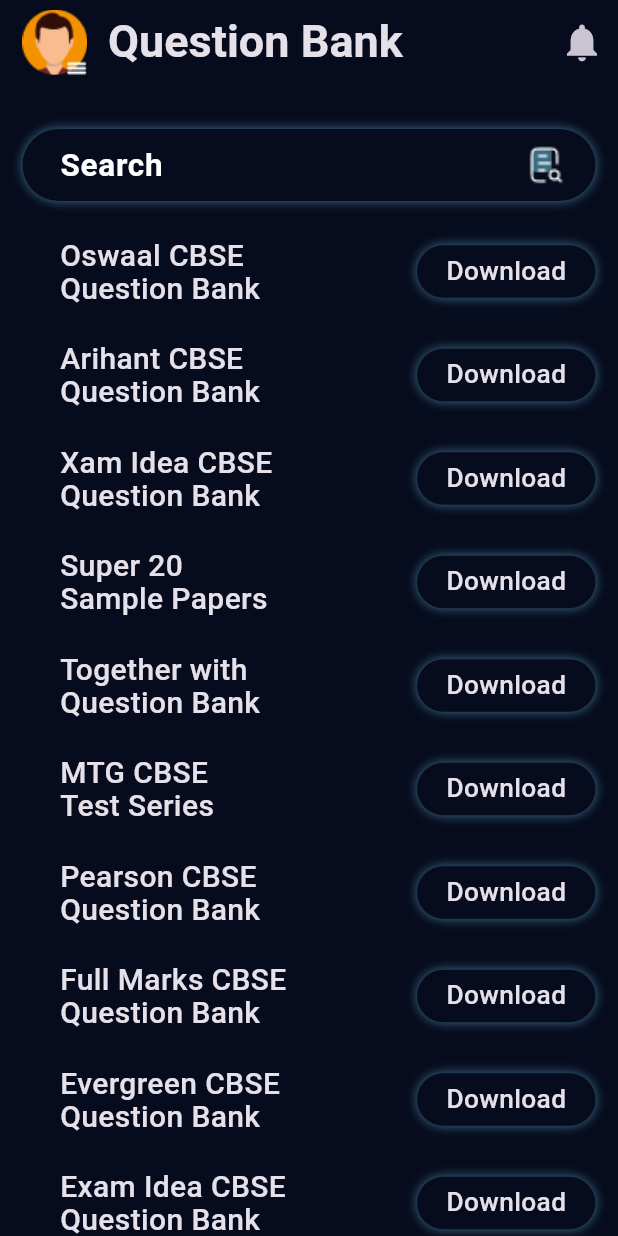
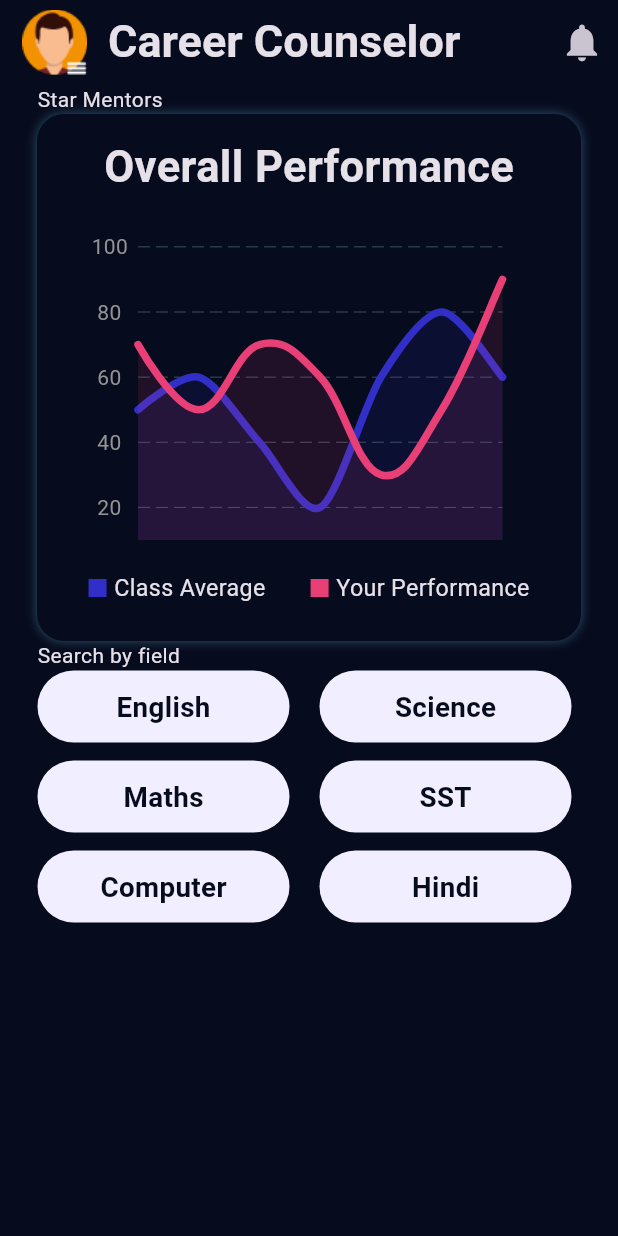
Before and after one commit to SohamXdas/School_ERP_Portal, a Flutter app: the screen it shows after launch, on a phone screen of 412 x 824 dp. Run offline on Flutter 3.47's test engine with Material 3 defaults, Android fonts, the phone set to English and light mode, and no system bars; drawn by our look-alikes of fl_chart; our stand-ins replace flutter_svg.

Commit message:
~Iniciated the start of carrier councilling page

```diff
--- /dev/null
+++ b/lib/carrier_counsilling_page/carrier_counsilling_page.dart
@@ -0,0 +1,284 @@
+import 'package:flutter/material.dart';
+import 'package:student/Global_widgets/buttons.dart';
+import 'package:student/Global_widgets/graphs/performance_graphs.dart';
+import 'package:student/appbar_global/drawer.dart';
+
+class CarrierCounsilling extends StatelessWidget {
+  const CarrierCounsilling({super.key});
+
+  @override
+  Widget build(BuildContext context) {
+    return Scaffold(
+      backgroundColor: const Color.fromRGBO(6, 11, 29, 1),
+      endDrawer: drawer(),
+      appBar: AppBar(
+        forceMaterialTransparency: true,
+        elevation: 0,
+        title: const Text(
+          'Career Counselor',
+          style: TextStyle(fontSize: 30, fontWeight: FontWeight.w600),
+        ),
+        actions: [
+          IconButton(
+            onPressed: () {
+              // TODO: Go to notification page
+            },
+            icon: const Icon(
+              Icons.notifications,
+              size: 30,
+            ),
+          ),
+        ],
+        leading: Builder(
+          builder: (BuildContext context) {
+            return Padding(
+              padding: const EdgeInsets.only(left: 25, right: 8, top: 3),
+              child: IconButton(
+                icon: Transform.scale(
+                  scale: 6.2,
+                  child: Image.asset(
+                    'assets/images/icons/Drawer_icon.png',
+                  ),
+                ),
+                onPressed: () {
+                  Scaffold.of(context).openEndDrawer();
+                },
+              ),
+            );
+          },
+        ),
+      ),
+      body: ListView(
+        children: [
+          Padding(
+            padding: const EdgeInsets.only(left: 25, right: 25),
+            child: Column(
+              crossAxisAlignment: CrossAxisAlignment.start,
+              children: [
+                Text('Star Mentors'),
+                Padding(
+                  padding: const EdgeInsets.only(),
+                  child: Container(
+                    decoration: BoxDecoration(
+                      borderRadius: BorderRadius.circular(18),
+                      boxShadow: const [
+                        BoxShadow(
+                          color: Color.fromRGBO(121, 216, 255, 0.35),
+                          blurRadius: 6,
+                          spreadRadius: 0,
+                          blurStyle: BlurStyle.outer,
+                        )
+                      ],
+                    ),
+                    child: Card(
+                      elevation: 0,
+                      color: const Color.fromRGBO(6, 11, 29, 1),
+                      child: Column(
+                        children: [
+                          const Center(
+                            child: Padding(
+                              padding: EdgeInsets.only(top: 10),
+                              child: Text(
+                                'Overall Performance',
+                                style: TextStyle(
+                                  fontSize: 29,
+                                  fontWeight: FontWeight.w600,
+                                ),
+                              ),
+                            ),
+                          ),
+                          Padding(
+                            padding: const EdgeInsets.only(right: 15),
+                            child: Container(
+                              child: preformance_overview_graph(),
+                            ),
+                          ),
+                          Padding(
+                            padding: const EdgeInsets.only(top: 20, bottom: 20),
+                            child: Row(
+                              mainAxisAlignment: MainAxisAlignment.spaceEvenly,
+                              children: [
+                                Container(
+                                  child: const Padding(
+                                    padding: EdgeInsets.only(left: 0),
+                                    child: Row(
+                                      children: [
+                                        SizedBox(
+                                          height: 12,
+                                          width: 12,
+                                          child: ColoredBox(
+                                            color: Color.fromRGBO(50, 47, 200, 1),
+                                          ),
+                                        ),
+                                        Padding(
+                                          padding: EdgeInsets.only(left: 5),
+                                          child: Text(
+                                            'Class Average',
+                                            style: TextStyle(
+                                              fontSize: 15.5,
+                                            ),
+                                          ),
+                                        ),
+                                      ],
+                                    ),
+                                  ),
+                                ),
+                                Container(
+                                  child: const Padding(
+                                    padding: EdgeInsets.only(right: 0),
+                                    child: Row(
+                                      children: [
+                                        SizedBox(
+                                          height: 12,
+                                          width: 12,
+                                          child: ColoredBox(
+                                            color: Color.fromRGBO(231, 63, 118, 1),
+                                          ),
+                                        ),
+                                        Padding(
+                                          padding: EdgeInsets.only(left: 5),
+                                          child: Text(
+                                            'Your Performance',
+                                            style: TextStyle(
+                                              fontSize: 15.5,
+                                            ),
+                                          ),
+                                        ),
+                                      ],
+                                    ),
+                                  ),
+                                ),
+                              ],
+                            ),
+                          )
+                        ],
+                      ),
+                    ),
+                  ),
+                ),
+                Text('Search by field '),
+                //! NN
+                Column(
+                  mainAxisAlignment: MainAxisAlignment.center,
+                  children: [
+                    Row(
+                      children: [
+                        InkWell(
+                          splashColor: Color.fromARGB(204, 189, 189, 255),
+                          borderRadius: BorderRadius.circular(10),
+                          onTap: () {
+                            //TODO go to detailed marks page
+                          },
+                          child: const Button5(
+                            txt: 'English',
+                            height: 48,
+                            width: 168,
+                            buttonColor: Color.fromRGBO(240, 238, 255, 1),
+                            textColor: Color.fromRGBO(6, 11, 29, 1),
+                          ),
+                        ),
+                        SizedBox(
+                          width: 20,
+                        ),
+                        InkWell(
+                          splashColor: Color.fromARGB(204, 189, 189, 255),
+                          borderRadius: BorderRadius.circular(10),
+                          onTap: () {
+                            //TODO go to detailed marks page
+                          },
+                          child: const Button5(
+                            txt: 'Science',
+                            height: 48,
+                            width: 168,
+                            buttonColor: Color.fromRGBO(240, 238, 255, 1),
+                            textColor: Color.fromRGBO(6, 11, 29, 1),
+                          ),
+                        ),
+                      ],
+                    ),
+                    SizedBox(
+                      height: 12,
+                    ),
+                    Row(
+                      children: [
+                        InkWell(
+                          splashColor: Color.fromARGB(204, 189, 189, 255),
+                          borderRadius: BorderRadius.circular(10),
+                          onTap: () {
+                            //TODO go to detailed marks page
+                          },
+                          child: const Button5(
+                            txt: 'Maths',
+                            height: 48,
+                            width: 168,
+                            buttonColor: Color.fromRGBO(240, 238, 255, 1),
+                            textColor: Color.fromRGBO(6, 11, 29, 1),
+                          ),
+                        ),
+                        SizedBox(
+                          width: 20,
+                        ),
+                        InkWell(
+                          splashColor: Color.fromARGB(204, 189, 189, 255),
+                          borderRadius: BorderRadius.circular(10),
+                          onTap: () {
+                            //TODO go to detailed marks page
+                          },
+                          child: const Button5(
+                            txt: 'SST',
+                            height: 48,
+                            width: 168,
+                            buttonColor: Color.fromRGBO(240, 238, 255, 1),
+                            textColor: Color.fromRGBO(6, 11, 29, 1),
+                          ),
+                        ),
+                      ],
+                    ),
+                    SizedBox(
+                      height: 12,
+                    ),
+                    Row(
+                      children: [
+                        InkWell(
+                          splashColor: Color.fromARGB(204, 189, 189, 255),
+                          borderRadius: BorderRadius.circular(10),
+                          onTap: () {
+                            //TODO go to detailed marks page
+                          },
+                          child: const Button5(
+                            txt: 'Computer',
+                            height: 48,
+                            width: 168,
+                            buttonColor: Color.fromRGBO(240, 238, 255, 1),
+                            textColor: Color.fromRGBO(6, 11, 29, 1),
+                          ),
+                        ),
+                        SizedBox(
+                          width: 20,
+                        ),
+                        InkWell(
+                          splashColor: Color.fromARGB(204, 189, 189, 255),
+                          borderRadius: BorderRadius.circular(10),
+                          onTap: () {
+                            //TODO go to detailed marks page
+                          },
+                          child: const Button5(
+                            txt: 'Hindi',
+                            height: 48,
+                            width: 168,
+                            buttonColor: Color.fromRGBO(240, 238, 255, 1),
+                            textColor: Color.fromRGBO(6, 11, 29, 1),
+                          ),
+                        ),
+                      ],
+                    ),
+                  ],
+                )
+              ],
+            ),
+          )
+        ],
+      ),
+    );
+  }
+}
--- a/lib/main.dart
+++ b/lib/main.dart
@@ -8,6 +8,7 @@ import 'package:student/Specific_subject_pages/maths_detailed_marks_page.dart';
 // import 'package:student/attendence_page/attendence_page.dart';
 import 'package:student/Time%20Table/timetable.dart';
 import 'package:student/attendence_page/attendence_page.dart';
+import 'package:student/carrier_counsilling_page/carrier_counsilling_page.dart';
 import 'package:student/question_bank_page/question_bank_page.dart';
 
 void main() {
@@ -25,7 +26,7 @@ class MyApp extends StatelessWidget {
           backgroundColor: Color.fromRGBO(6, 11, 29, 1),
         ),
       ),
-      home: const QuestionBankPage(),
+      home: const CarrierCounsilling(),
     );
   }
 }
--- a/lib/question_bank_page/question_bank_page.dart
+++ b/lib/question_bank_page/question_bank_page.dart
@@ -1,8 +1,8 @@
 import 'package:flutter/material.dart';
-import 'package:student/Global_widgets/buttons.dart';
-import 'package:student/Global_widgets/graphs/attencence_graph.dart';
-import 'package:student/appbar_global/appbar.dart';
 import 'package:student/appbar_global/drawer.dart';
+// import 'package:student/Global_widgets/buttons.dart';
+// import 'package:student/Global_widgets/graphs/attencence_graph.dart';
+// import 'package:student/appbar_global/appbar.dart';
 
 class QuestionBankPage extends StatelessWidget {
   const QuestionBankPage({super.key});
```
